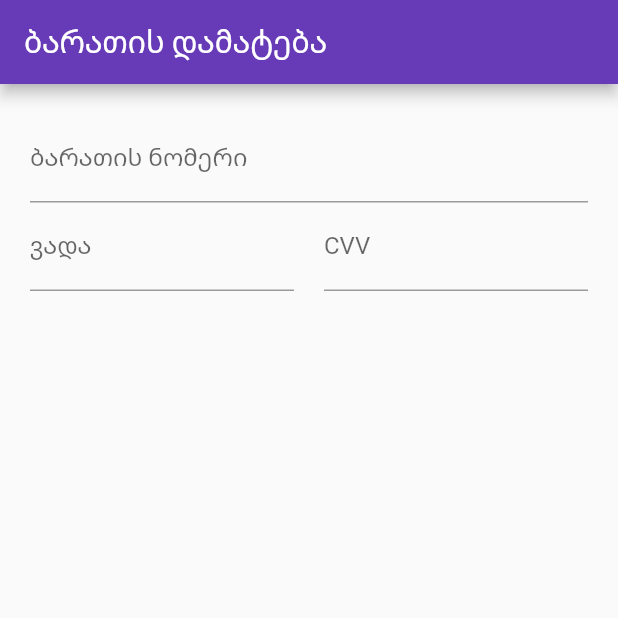
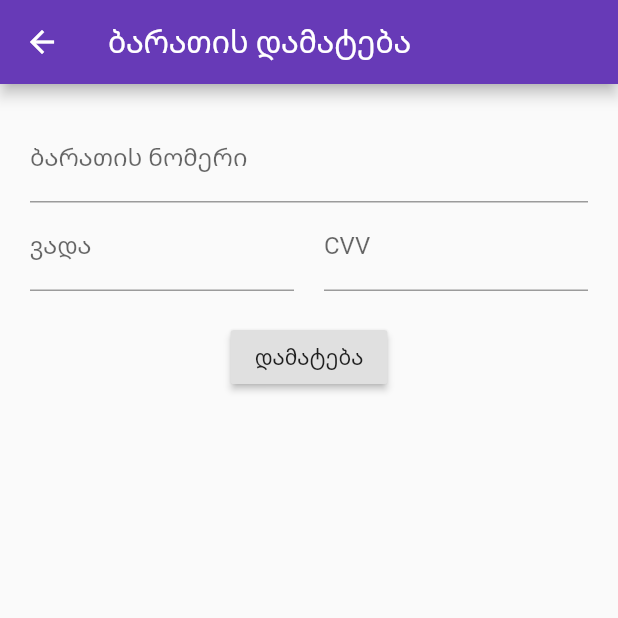
Before and after one commit to alexandrius/QR_Pay, a Flutter app: the AddCard screen opened directly, on a phone screen of 412 x 824 dp, the top half of it. Run offline on Flutter 3.47's test engine with Material 2 defaults, Android fonts, the phone set to English and light mode, and no system bars; our stand-ins replace flutter_masked_text, share, shared_preferences; missing offline and left inert: barcode_scan; accounts and stored records are empty.

Commit message:
Add card add option

```diff
--- a/lib/main.dart
+++ b/lib/main.dart
@@ -21,8 +21,7 @@ class MyApp extends StatelessWidget {
         // counter didn't reset back to zero; the application is not restarted.
         primarySwatch: Colors.deepPurple,
       ),
-      home: AddCard()
-//      Auth(),
+      home: Auth(),
     );
   }
 }
--- a/lib/screens/addCard.dart
+++ b/lib/screens/addCard.dart
@@ -1,3 +1,6 @@
+import 'dart:async';
+import 'dart:math';
+
 import 'package:flutter/material.dart';
 import 'package:flutter_masked_text/flutter_masked_text.dart';
 
@@ -13,30 +16,86 @@ class _AddCardState extends State<AddCard> {
   var dateController = new MaskedTextController(mask: '00 / 00');
   var cvvController = new TextEditingController();
 
+  var _iconSize = 0.0;
+  var _inputWidthDif = 40.0;
+  var masterCardIcon = Image.asset('icon_mc.png');
+  var visaIcon = Image.asset('icon_visa.png');
+  var padding = 0.0;
+  Image currentIcon;
+  var showProgress = false;
+
   @override
   void initState() {
-    cvvController.addListener((){
-      if(cvvController.text.length > 3){
+    cvvController.addListener(() {
+      if (cvvController.text.length > 3) {
         cvvController.text = cvvController.text.substring(0, 3);
       }
     });
+
+    cardController.addListener(() {
+      if (cardController.text.length > 0) {
+        if (cardController.text.startsWith('5')) {
+          currentIcon = masterCardIcon;
+        } else {
+          currentIcon = visaIcon;
+        }
+        setState(() {
+          _iconSize = 30.0;
+          _inputWidthDif = 90.0;
+          padding = 20.0;
+        });
+      } else {
+        setState(() {
+          currentIcon = null;
+          _iconSize = 0.0;
+          _inputWidthDif = 40.0;
+          padding = 0.0;
+        });
+      }
+    });
+
     super.initState();
   }
 
   @override
   Widget build(BuildContext context) {
     return Scaffold(
-        appBar: AppBar(title: Text('ბარათის დამატება')),
-        body: Container(
+        appBar: AppBar(title: Text('ბარათის დამატება')), body: Stack(children: [buildContainer(context), _progress()]));
+  }
+
+  _progress() {
+    if (!showProgress) {
+      return SizedBox();
+    }
+
+    return Center(child: CircularProgressIndicator());
+  }
+
+  Container buildContainer(BuildContext context) {
+    return Container(
       padding: EdgeInsets.all(20.0),
       child: Column(children: <Widget>[
-              TextFormField(
+        Row(children: <Widget>[
+          AnimatedContainer(
+            duration: Duration(milliseconds: 200),
+            width: _iconSize,
+            height: 30.0,
+            child: currentIcon,
+          ),
+          AnimatedContainer(
+            duration: Duration(milliseconds: 200),
+            width: padding,
+          ),
+          AnimatedContainer(
+              duration: Duration(milliseconds: 200),
+              width: (MediaQuery.of(context).size.width) - _inputWidthDif,
+              child: TextFormField(
                   keyboardType: TextInputType.number,
                   controller: cardController,
                   decoration: InputDecoration(
                     labelText: "ბარათის ნომერი",
-                ),
-              ),
+                  )))
+        ]),
         Row(
           children: [
             SizedBox(
@@ -61,7 +120,22 @@ class _AddCardState extends State<AddCard> {
               ),
             )
           ],
+        ),
+        SizedBox(height: 20.0),
+        RaisedButton(
+          child: Text('დამატება'),
+          onPressed: () {
+            if (cardController.text.length > 0 && dateController.text.length > 0 && cvvController.text.length == 3) {
+              setState(() {
+                showProgress = true;
+              });
+              Timer(const Duration(milliseconds: 500), () {
+                Navigator.pop(context, [cardController.text, dateController.text]);
+              });
+            }
+          },
         )
-            ])));
+      ]),
+    );
   }
 }
--- a/lib/screens/auth.dart
+++ b/lib/screens/auth.dart
@@ -1,4 +1,5 @@
 import 'package:flutter/material.dart';
+import 'package:qr_pay/screens/cardList.dart';
 import 'package:qr_pay/screens/login.dart';
 import 'package:qr_pay/screens/qr.dart';
 import 'package:shared_preferences/shared_preferences.dart';
@@ -16,7 +17,7 @@ class _AuthState extends State<Auth> {
   checkLoggedIn() async {
     final prefs = await SharedPreferences.getInstance();
     if (prefs.getBool('isLoggedIn')) {
-      Navigator.push(context, MaterialPageRoute(builder: (context) => QR()));
+      Navigator.push(context, MaterialPageRoute(builder: (context) => CardList()));
     }
   }
 
--- a/lib/screens/login.dart
+++ b/lib/screens/login.dart
@@ -1,6 +1,7 @@
 import 'dart:async';
 import 'dart:math';
 import 'package:flutter/material.dart';
+import 'package:qr_pay/screens/cardList.dart';
 import 'package:qr_pay/screens/manageMoney.dart';
 import 'package:qr_pay/screens/qr.dart';
 import 'package:shared_preferences/shared_preferences.dart';
@@ -70,7 +71,7 @@ class _LoginState extends State<Login> {
     final prefs = await SharedPreferences.getInstance();
     await prefs.setBool('isLoggedIn', true);
     await prefs.setString('phone', phoneController.text);
-    Navigator.push(context, MaterialPageRoute(builder: (context) => ManageMoney()));
+    Navigator.push(context, MaterialPageRoute(builder: (context) => CardList()));
   }
 
   @override
```
Also changed, not shown: lib/screens/cardList.dart (added, +133 -0 lines), pubspec.yaml (+5 -3 lines), assets/bagger.png (added), assets/icon_mc.png (renamed from lib/res/icon_mc.png), assets/icon_visa.png (renamed from lib/res/icon_visa.png), pubspec.lock. Lines whose indentation alone changed are shown as unchanged.
